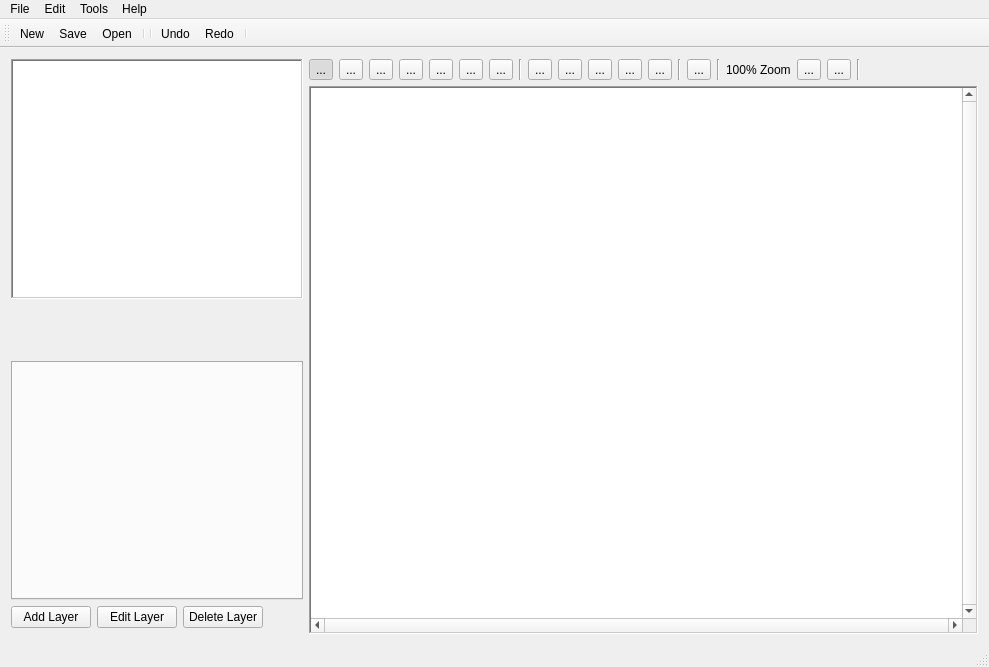
Above: MainWindow.ui from Preece/TGL before the change. Below: the same form after it.
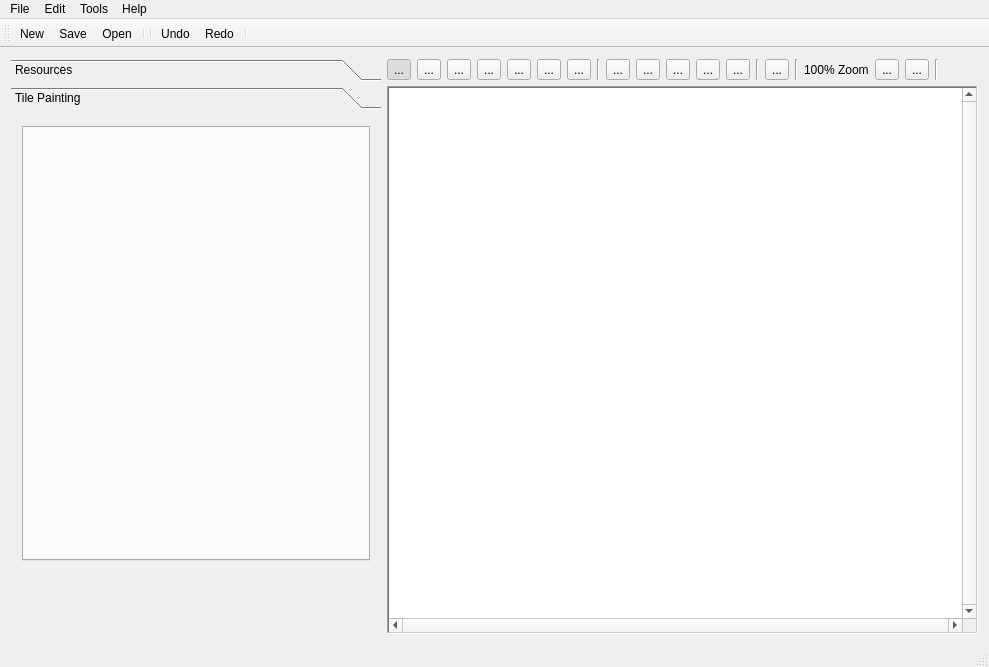
That is the form after the change. Icons and pictures are not drawn. Custom widgets are drawn as their Qt base class.

Commit message: Playing with the UI

The edit to the form file:
```diff
--- a/MainWindow.ui
+++ b/MainWindow.ui
@@ -26,10 +26,31 @@
    <layout class="QHBoxLayout" name="horizontalLayout_3">
     <item>
      <layout class="QVBoxLayout" name="verticalLayout_2">
+      <property name="sizeConstraint">
+       <enum>QLayout::SetMinimumSize</enum>
+      </property>
+      <item>
+       <widget class="QToolBox" name="toolBox">
+        <property name="currentIndex">
+         <number>1</number>
+        </property>
+        <widget class="QWidget" name="page">
+         <property name="geometry">
+          <rect>
+           <x>0</x>
+           <y>0</y>
+           <width>382</width>
+           <height>462</height>
+          </rect>
+         </property>
+         <attribute name="label">
+          <string>Resources</string>
+         </attribute>
+         <layout class="QVBoxLayout" name="verticalLayout_5">
       <item>
        <widget class="ResourceView" name="resourceView">
         <property name="sizePolicy">
-         <sizepolicy hsizetype="Preferred" vsizetype="Expanding">
+             <sizepolicy hsizetype="Minimum" vsizetype="Expanding">
           <horstretch>0</horstretch>
           <verstretch>0</verstretch>
          </sizepolicy>
@@ -74,55 +95,11 @@
         </column>
        </widget>
       </item>
-      <item>
-       <widget class="PropertyBrowser" name="propertyBrowser" native="true">
-        <property name="minimumSize">
-         <size>
-          <width>0</width>
-          <height>50</height>
-         </size>
-        </property>
-       </widget>
-      </item>
-      <item>
-       <widget class="ResourceTab" name="resourceTab">
-        <property name="sizePolicy">
-         <sizepolicy hsizetype="Preferred" vsizetype="Expanding">
-          <horstretch>0</horstretch>
-          <verstretch>0</verstretch>
-         </sizepolicy>
-        </property>
-        <property name="minimumSize">
-         <size>
-          <width>250</width>
-          <height>0</height>
-         </size>
-        </property>
-        <property name="maximumSize">
-         <size>
-          <width>16777215</width>
-          <height>16777215</height>
-         </size>
-        </property>
-        <property name="tabPosition">
-         <enum>QTabWidget::North</enum>
-        </property>
-        <property name="tabShape">
-         <enum>QTabWidget::Triangular</enum>
-        </property>
-        <property name="currentIndex">
-         <number>-1</number>
-        </property>
-        <property name="elideMode">
-         <enum>Qt::ElideNone</enum>
-        </property>
-        <property name="usesScrollButtons">
-         <bool>true</bool>
-        </property>
-       </widget>
-      </item>
       <item>
        <layout class="QHBoxLayout" name="horizontalLayout_2">
+            <property name="sizeConstraint">
+             <enum>QLayout::SetMinimumSize</enum>
+            </property>
         <item>
          <widget class="QPushButton" name="addLayerButton">
           <property name="text">
@@ -174,6 +151,58 @@
         </item>
        </layout>
       </item>
+         </layout>
+        </widget>
+        <widget class="QWidget" name="page_2">
+         <property name="geometry">
+          <rect>
+           <x>0</x>
+           <y>0</y>
+           <width>382</width>
+           <height>462</height>
+          </rect>
+         </property>
+         <attribute name="label">
+          <string>Tile Painting</string>
+         </attribute>
+         <layout class="QVBoxLayout" name="verticalLayout_3">
+          <item>
+           <widget class="ResourceTab" name="resourceTab">
+            <property name="sizePolicy">
+             <sizepolicy hsizetype="Minimum" vsizetype="Expanding">
+              <horstretch>0</horstretch>
+              <verstretch>0</verstretch>
+             </sizepolicy>
+            </property>
+            <property name="minimumSize">
+             <size>
+              <width>250</width>
+              <height>0</height>
+             </size>
+            </property>
+            <property name="maximumSize">
+             <size>
+              <width>16777215</width>
+              <height>16777215</height>
+             </size>
+            </property>
+            <property name="tabPosition">
+             <enum>QTabWidget::North</enum>
+            </property>
+            <property name="tabShape">
+             <enum>QTabWidget::Triangular</enum>
+            </property>
+            <property name="currentIndex">
+             <number>-1</number>
+            </property>
+            <property name="elideMode">
+             <enum>Qt::ElideNone</enum>
+            </property>
+            <property name="usesScrollButtons">
+             <bool>true</bool>
+            </property>
+           </widget>
+          </item>
       <item>
        <widget class="BrushPropertiesWidget" name="brushProperties">
         <property name="sizePolicy">
@@ -203,6 +232,29 @@
        </widget>
       </item>
      </layout>
+         <zorder>resourceTab</zorder>
+         <zorder>propertyBrowser</zorder>
+         <zorder>brushProperties</zorder>
+        </widget>
+       </widget>
+      </item>
+      <item>
+       <widget class="PropertyBrowser" name="propertyBrowser" native="true">
+        <property name="sizePolicy">
+         <sizepolicy hsizetype="Preferred" vsizetype="Preferred">
+          <horstretch>0</horstretch>
+          <verstretch>0</verstretch>
+         </sizepolicy>
+        </property>
+        <property name="minimumSize">
+         <size>
+          <width>0</width>
+          <height>50</height>
+         </size>
+        </property>
+       </widget>
+      </item>
+     </layout>
     </item>
     <item>
      <layout class="QVBoxLayout" name="verticalLayout">
@@ -572,9 +624,6 @@
       </item>
      </layout>
     </item>
-    <item>
-     <layout class="QVBoxLayout" name="verticalLayout_3"/>
-    </item>
    </layout>
   </widget>
   <widget class="QMenuBar" name="menuBar">
```
Lines whose indentation alone changed are shown as unchanged. The commit also changes 3 other files.
